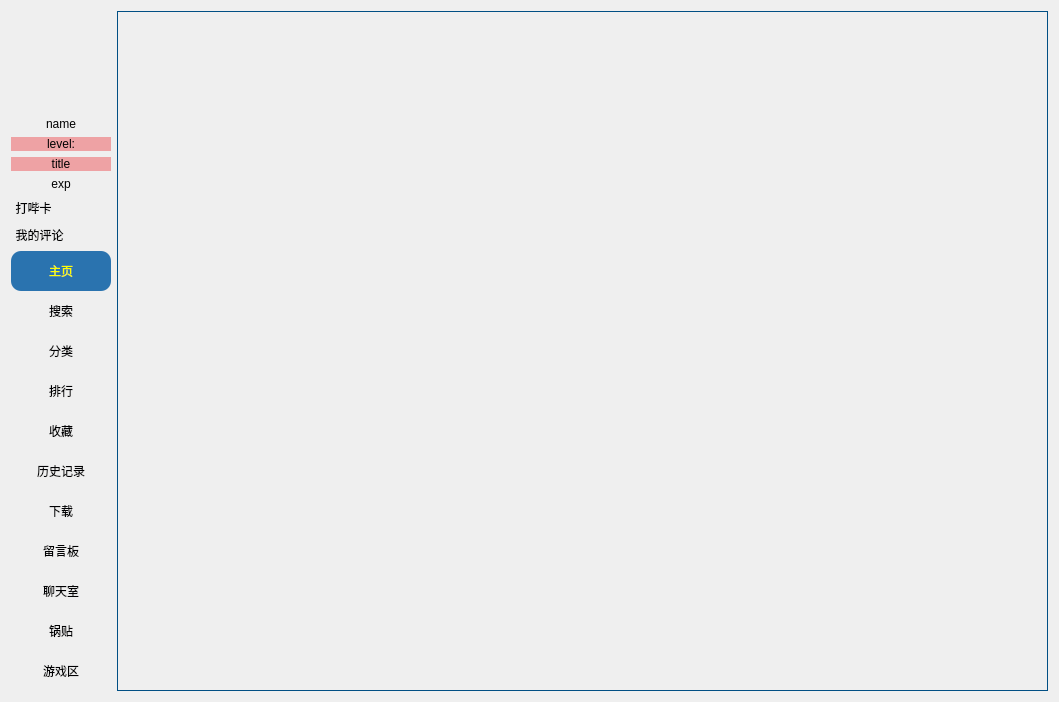
tonquer/picacg-qt, file ui/user.ui: the form before one commit.
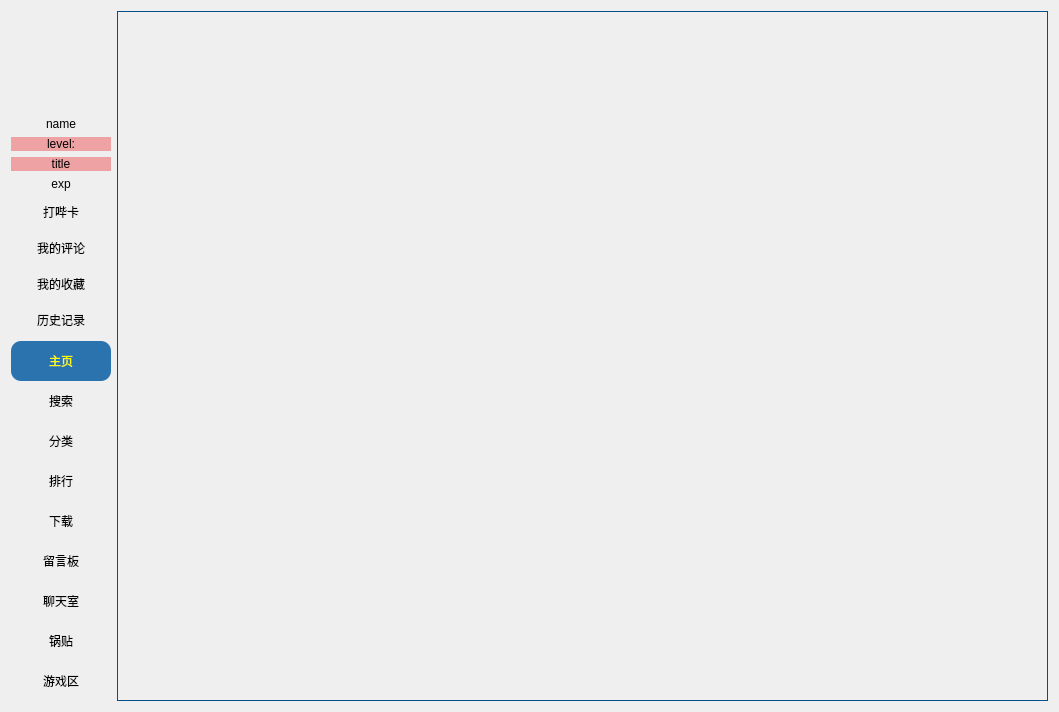
The form after the commit. Icons and pictures are not drawn. Custom widgets are drawn as their Qt base class.

The edit to the form file:
```diff
--- a/ui/user.ui
+++ b/ui/user.ui
@@ -131,8 +131,14 @@
          </property>
         </widget>
        </item>
-       <item>
+       <item alignment="Qt::AlignHCenter">
         <widget class="QToolButton" name="signButton">
+         <property name="minimumSize">
+          <size>
+           <width>100</width>
+           <height>30</height>
+          </size>
+         </property>
          <property name="styleSheet">
           <string notr="true">/* 正常时，按钮颜色 */
 QToolButton{
@@ -163,8 +169,14 @@
          </property>
         </widget>
        </item>
-       <item>
+       <item alignment="Qt::AlignHCenter">
         <widget class="QToolButton" name="toolButton11">
+         <property name="minimumSize">
+          <size>
+           <width>100</width>
+           <height>30</height>
+          </size>
+         </property>
          <property name="styleSheet">
           <string notr="true">/* 正常时，按钮颜色 */
 QToolButton{
@@ -201,6 +213,106 @@
          </attribute>
         </widget>
        </item>
+       <item>
+        <widget class="QToolButton" name="toolButton4">
+         <property name="minimumSize">
+          <size>
+           <width>100</width>
+           <height>30</height>
+          </size>
+         </property>
+         <property name="maximumSize">
+          <size>
+           <width>100</width>
+           <height>16777215</height>
+          </size>
+         </property>
+         <property name="styleSheet">
+          <string notr="true">/* 正常时，按钮颜色 */
+QToolButton{
+    background:transparent;
+    color: rgb(0, 0, 2);
+    border-style: outset;
+    border-color: beige;
+    border-radius: 10px;
+}
+
+/* 鼠标在按钮上时，按钮颜色 */
+ QToolButton:hover 
+{
+    background-color:rgb(21, 85, 154);
+    border-radius: 10px;
+    color: rgb(0, 0, 0);
+}
+
+ /* 按钮被单击后，按钮颜色 */
+QToolButton:checked {
+    background-color:rgb(42, 115, 175);
+    border-radius: 10px;
+    color: rgb(255, 255, 0);
+}</string>
+         </property>
+         <property name="text">
+          <string>我的收藏</string>
+         </property>
+         <property name="checkable">
+          <bool>true</bool>
+         </property>
+         <attribute name="buttonGroup">
+          <string notr="true">buttonGroup</string>
+         </attribute>
+        </widget>
+       </item>
+       <item>
+        <widget class="QToolButton" name="toolButton5">
+         <property name="minimumSize">
+          <size>
+           <width>100</width>
+           <height>30</height>
+          </size>
+         </property>
+         <property name="maximumSize">
+          <size>
+           <width>100</width>
+           <height>16777215</height>
+          </size>
+         </property>
+         <property name="styleSheet">
+          <string notr="true">/* 正常时，按钮颜色 */
+QToolButton{
+    background:transparent;
+    color: rgb(0, 0, 2);
+    border-style: outset;
+    border-color: beige;
+    border-radius: 10px;
+}
+
+/* 鼠标在按钮上时，按钮颜色 */
+ QToolButton:hover 
+{
+    background-color:rgb(21, 85, 154);
+    border-radius: 10px;
+    color: rgb(0, 0, 0);
+}
+
+ /* 按钮被单击后，按钮颜色 */
+QToolButton:checked {
+    background-color:rgb(42, 115, 175);
+    border-radius: 10px;
+    color: rgb(255, 255, 0);
+}</string>
+         </property>
+         <property name="text">
+          <string>历史记录</string>
+         </property>
+         <property name="checkable">
+          <bool>true</bool>
+         </property>
+         <attribute name="buttonGroup">
+          <string notr="true">buttonGroup</string>
+         </attribute>
+        </widget>
+       </item>
        <item>
         <spacer name="verticalSpacer">
          <property name="orientation">
@@ -422,106 +534,6 @@
            </attribute>
           </widget>
          </item>
-         <item>
-          <widget class="QToolButton" name="toolButton4">
-           <property name="minimumSize">
-            <size>
-             <width>100</width>
-             <height>40</height>
-            </size>
-           </property>
-           <property name="maximumSize">
-            <size>
-             <width>100</width>
-             <height>16777215</height>
-            </size>
-           </property>
-           <property name="styleSheet">
-            <string notr="true">/* 正常时，按钮颜色 */
-QToolButton{
-    background:transparent;
-    color: rgb(0, 0, 2);
-    border-style: outset;
-    border-color: beige;
-    border-radius: 10px;
-}
-
-/* 鼠标在按钮上时，按钮颜色 */
- QToolButton:hover 
-{
-    background-color:rgb(21, 85, 154);
-    border-radius: 10px;
-    color: rgb(0, 0, 0);
-}
-
- /* 按钮被单击后，按钮颜色 */
-QToolButton:checked {
-    background-color:rgb(42, 115, 175);
-    border-radius: 10px;
-    color: rgb(255, 255, 0);
-}</string>
-           </property>
-           <property name="text">
-            <string>收藏</string>
-           </property>
-           <property name="checkable">
-            <bool>true</bool>
-           </property>
-           <attribute name="buttonGroup">
-            <string notr="true">buttonGroup</string>
-           </attribute>
-          </widget>
-         </item>
-         <item>
-          <widget class="QToolButton" name="toolButton5">
-           <property name="minimumSize">
-            <size>
-             <width>100</width>
-             <height>40</height>
-            </size>
-           </property>
-           <property name="maximumSize">
-            <size>
-             <width>100</width>
-             <height>16777215</height>
-            </size>
-           </property>
-           <property name="styleSheet">
-            <string notr="true">/* 正常时，按钮颜色 */
-QToolButton{
-    background:transparent;
-    color: rgb(0, 0, 2);
-    border-style: outset;
-    border-color: beige;
-    border-radius: 10px;
-}
-
-/* 鼠标在按钮上时，按钮颜色 */
- QToolButton:hover 
-{
-    background-color:rgb(21, 85, 154);
-    border-radius: 10px;
-    color: rgb(0, 0, 0);
-}
-
- /* 按钮被单击后，按钮颜色 */
-QToolButton:checked {
-    background-color:rgb(42, 115, 175);
-    border-radius: 10px;
-    color: rgb(255, 255, 0);
-}</string>
-           </property>
-           <property name="text">
-            <string>历史记录</string>
-           </property>
-           <property name="checkable">
-            <bool>true</bool>
-           </property>
-           <attribute name="buttonGroup">
-            <string notr="true">buttonGroup</string>
-           </attribute>
-          </widget>
-         </item>
          <item>
           <widget class="QToolButton" name="toolButton6">
            <property name="minimumSize">
```
